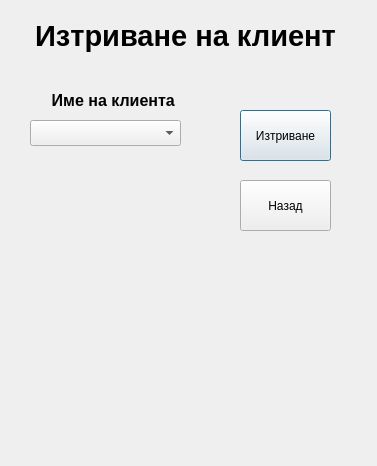
First picture: the form in removeclient.ui, repository JohnnyBrawo/CarServ, before the edit.
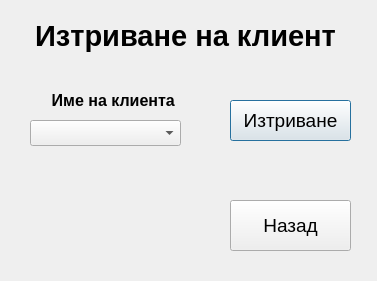
Second picture: the form after the edit.

What changed in the file:
```diff
--- a/removeclient.ui
+++ b/removeclient.ui
@@ -7,7 +7,7 @@
     <x>0</x>
     <y>0</y>
     <width>377</width>
-    <height>466</height>
+    <height>281</height>
    </rect>
   </property>
   <property name="windowTitle">
@@ -72,12 +72,17 @@
   <widget class="QPushButton" name="Button_DeleteClient">
    <property name="geometry">
     <rect>
-     <x>240</x>
-     <y>110</y>
-     <width>91</width>
-     <height>51</height>
+     <x>230</x>
+     <y>100</y>
+     <width>121</width>
+     <height>41</height>
     </rect>
    </property>
+   <property name="font">
+    <font>
+     <pointsize>14</pointsize>
+    </font>
+   </property>
    <property name="text">
     <string>Изтриване</string>
    </property>
@@ -85,12 +90,17 @@
   <widget class="QPushButton" name="Button_Back">
    <property name="geometry">
     <rect>
-     <x>240</x>
-     <y>180</y>
-     <width>91</width>
+     <x>230</x>
+     <y>200</y>
+     <width>121</width>
      <height>51</height>
     </rect>
    </property>
+   <property name="font">
+    <font>
+     <pointsize>14</pointsize>
+    </font>
+   </property>
    <property name="text">
     <string>Назад</string>
    </property>
```
